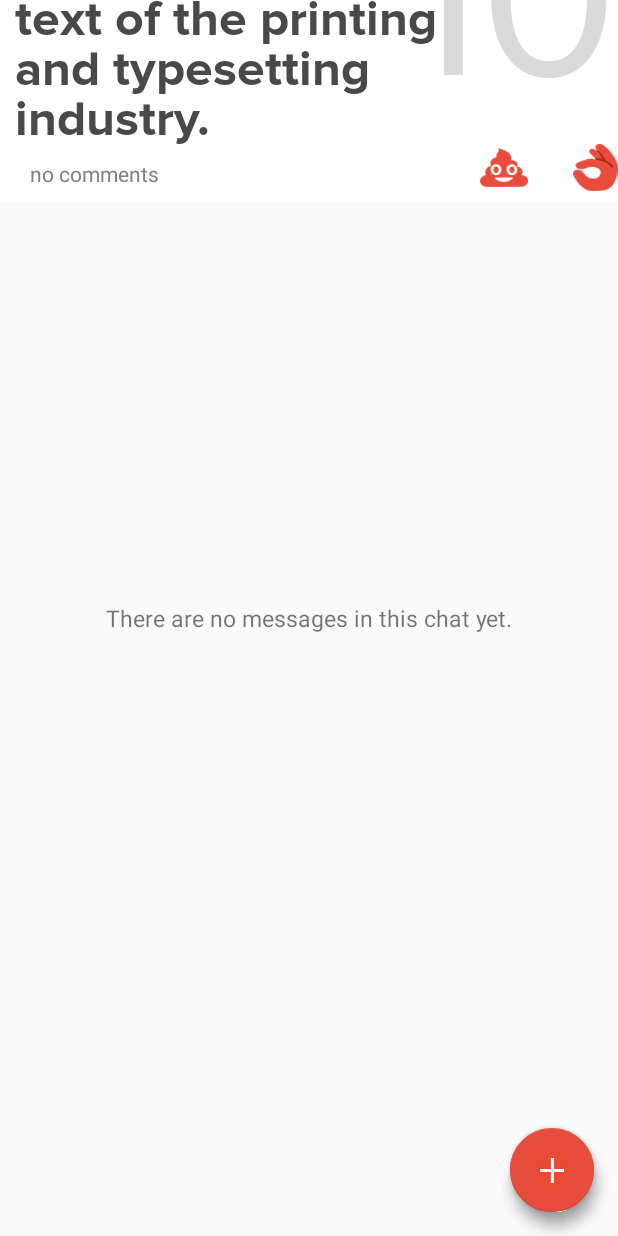
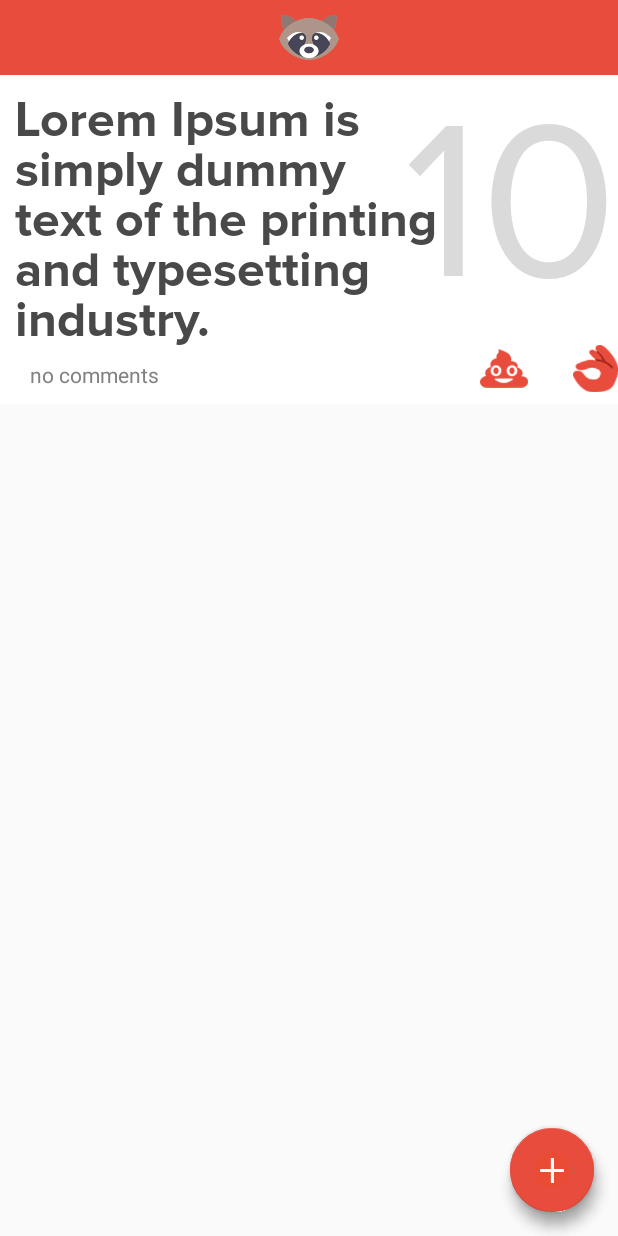
Before and after one commit to lamvann/shiptalk, an Android app: the MessageThreadActivity screen opened directly, with no data from a screen before it, on a phone screen of 412 x 824 dp. Run offline under Robolectric (Android 15) with nearby library versions, the phone set to English and light mode, and no system bars; libraries missing offline, so code that uses them is left out: com.pubnub.api; 7 statements that could not run were skipped.

Commit message:
layout issues resolved

```diff
--- a/app/src/main/java/shiptalk/com/shiptalk/ui/messagethread/MessageThreadActivity.kt
+++ b/app/src/main/java/shiptalk/com/shiptalk/ui/messagethread/MessageThreadActivity.kt
@@ -1,24 +1,27 @@
 package shiptalk.com.shiptalk.ui.messagethread
 
 import android.os.Bundle
-import android.widget.ImageView
-import android.widget.TextView
 import kotlinx.android.synthetic.main.layout_item_message.*
+import kotlinx.android.synthetic.main.message_thread_activity.*
+import kotlinx.android.synthetic.main.message_thread_fragment.*
 import shiptalk.com.shiptalk.R
 import shiptalk.com.shiptalk.ui.BaseActivity
 
 import shiptalk.com.shiptalk.data.Message
+import shiptalk.com.shiptalk.ui.chatroom.NewPostDialog
 import shiptalk.com.shiptalk.utils.Constants.MESSAGE_ID
 
 class MessageThreadActivity : BaseActivity() {
 
     private lateinit var viewModel: MessageThreadViewModel
     private lateinit var messageParent: Message
+    var channelId : String? = null
 
     override fun obtainViewModel() = obtainViewModel(MessageThreadViewModel::class.java)
 
     override fun onCreate(savedInstanceState: Bundle?) {
         super.onCreate(savedInstanceState)
+        hideTopBar()
         setContentView(R.layout.message_thread_activity)
         viewModel = obtainViewModel()
         val messageId = intent.getStringExtra(MESSAGE_ID)
@@ -37,7 +40,8 @@ class MessageThreadActivity : BaseActivity() {
             finish()
         }
 
-//        initComponents()
+        initComponents()
+        setListeners()
 
         if (savedInstanceState == null) {
             supportFragmentManager.beginTransaction()
@@ -46,10 +50,20 @@ class MessageThreadActivity : BaseActivity() {
         }
     }
 
+    fun postMessage(message: String, channelId: String) {
+        viewModel.sendMessage(message, channelId)
+    }
+
+    fun setListeners() {
+        floatingActionButton.setOnClickListener {
+            NewPostDialog(this).show()
+        }
+    }
+
     fun initComponents(){
-        findViewById<TextView>(R.id.vote_count).text = messageParent.voteCount.toString()
-        findViewById<ImageView>(R.id.okay_icon).setOnClickListener { viewModel.upvoteMessage(messageParent.messageId.toString()) }
-        findViewById<ImageView>(R.id.dislike_icon).setOnClickListener { viewModel.downvoteMessage(messageParent.messageId.toString()) }
-        findViewById<TextView>(R.id.conversation_text).text = messageParent.message
+        vote_count.text = messageParent.voteCount.toString()
+        okay_icon.setOnClickListener { viewModel.upvoteMessage(messageParent.messageId.toString()) }
+        dislike_icon.setOnClickListener { viewModel.downvoteMessage(messageParent.messageId.toString()) }
+        conversation_text.text = messageParent.message
     }
 }
--- a/app/src/main/java/shiptalk/com/shiptalk/ui/messagethread/MessageThreadFragment.kt
+++ b/app/src/main/java/shiptalk/com/shiptalk/ui/messagethread/MessageThreadFragment.kt
@@ -60,7 +60,8 @@ class MessageThreadFragment : BaseFragment(), OnMessageItemClickListener {
         )
         setObservers()
         messageId = arguments?.getString(MESSAGE_ID, null)
-        viewModel.getMessagesFromChatRoomChannel("$messageId _channel")
+        parentActivity.channelId = "$messageId _channel"
+        viewModel.getMessagesFromChatRoomChannel(parentActivity.channelId.toString())
         if(messageId == null){
             parentActivity.goToChatRoomActivity()
             parentActivity.finish()
--- a/app/src/main/java/shiptalk/com/shiptalk/ui/messagethread/MessageThreadListAdapter.kt
+++ b/app/src/main/java/shiptalk/com/shiptalk/ui/messagethread/MessageThreadListAdapter.kt
@@ -22,7 +22,7 @@ class MessageThreadListAdapter(
     class ViewHolder(rowView: View) : RecyclerView.ViewHolder(rowView)
 
     override fun onCreateViewHolder(parent: ViewGroup, viewType: Int): ViewHolder {
-        val view: View = LayoutInflater.from(context).inflate(R.layout.layout_item_comment, parent, false)
+        val view: View = LayoutInflater.from(context).inflate(R.layout.layout_comment, parent, false)
         return ViewHolder(view)
     }
 
--- a/app/src/main/res/layout/message_thread_fragment.xml
+++ b/app/src/main/res/layout/message_thread_fragment.xml
@@ -1,4 +1,3 @@
-<?xml version="1.0" encoding="utf-8"?>
 <androidx.constraintlayout.widget.ConstraintLayout
         xmlns:android="http://schemas.android.com/apk/res/android"
         xmlns:app="http://schemas.android.com/apk/res-auto"
@@ -7,24 +6,36 @@
         android:layout_height="match_parent"
         android:animateLayoutChanges="true"
         tools:context=".ui.messagethread.MessageThreadActivity">
+    <LinearLayout
+            android:id="@+id/topRaccoon"
+            android:layout_width="match_parent"
+            android:layout_height="wrap_content"
+            android:orientation="horizontal"
+            android:background="@color/colorPrimary">
 
-    <TextView
-            android:id="@+id/tvEmptyList"
-            android:layout_width="wrap_content"
+        <ImageView
+                android:layout_width="match_parent"
+                android:layout_height="50dp"
+                android:paddingTop="10dp"
+                android:paddingBottom="10dp"
+                android:src="@drawable/raccoon_icon"
+                android:layout_gravity="center_horizontal"/>
+    </LinearLayout>
+
+    <include
+            android:id="@+id/message_parent"
+            layout="@layout/layout_item_message"
+            android:layout_width="0dp"
             android:layout_height="wrap_content"
-            android:text="@string/empty_messages_list"
-            android:textSize="15sp"
-            android:layout_gravity="center"
-            app:layout_constraintBottom_toBottomOf="parent"
+            app:layout_constraintStart_toStartOf="parent"
             app:layout_constraintEnd_toEndOf="parent"
-            app:layout_constraintStart_toStartOf="parent"
-            app:layout_constraintTop_toTopOf="parent" />
+            app:layout_constraintTop_toBottomOf="@+id/topRaccoon" />
 
     <androidx.swiperefreshlayout.widget.SwipeRefreshLayout
             android:id="@+id/swipeRefreshLayout"
             android:layout_width="match_parent"
             android:layout_height="0dp"
-            app:layout_constraintTop_toTopOf="parent"
+            app:layout_constraintTop_toBottomOf="@id/topRaccoon"
             app:layout_constraintBottom_toBottomOf="parent"
             app:layout_constraintEnd_toEndOf="parent"
             app:layout_constraintStart_toStartOf="parent" >
@@ -42,7 +53,7 @@
     </androidx.swiperefreshlayout.widget.SwipeRefreshLayout>
 
     <com.google.android.material.floatingactionbutton.FloatingActionButton
-            android:id="@+id/floatingActionButton"
+            android:id="@+id/floatingActionButton_comment"
             android:layout_width="wrap_content"
             android:layout_height="wrap_content"
             android:layout_gravity="bottom|end"
```
Also changed, not shown: app/src/main/java/shiptalk/com/shiptalk/ui/chatroom/NewPostDialog.kt (+13 -6 lines), app/src/main/res/layout/layout_item_comment.xml (deleted, +0 -44 lines), app/src/main/res/layout/message_thread_activity.xml (line endings or trailing spaces).
